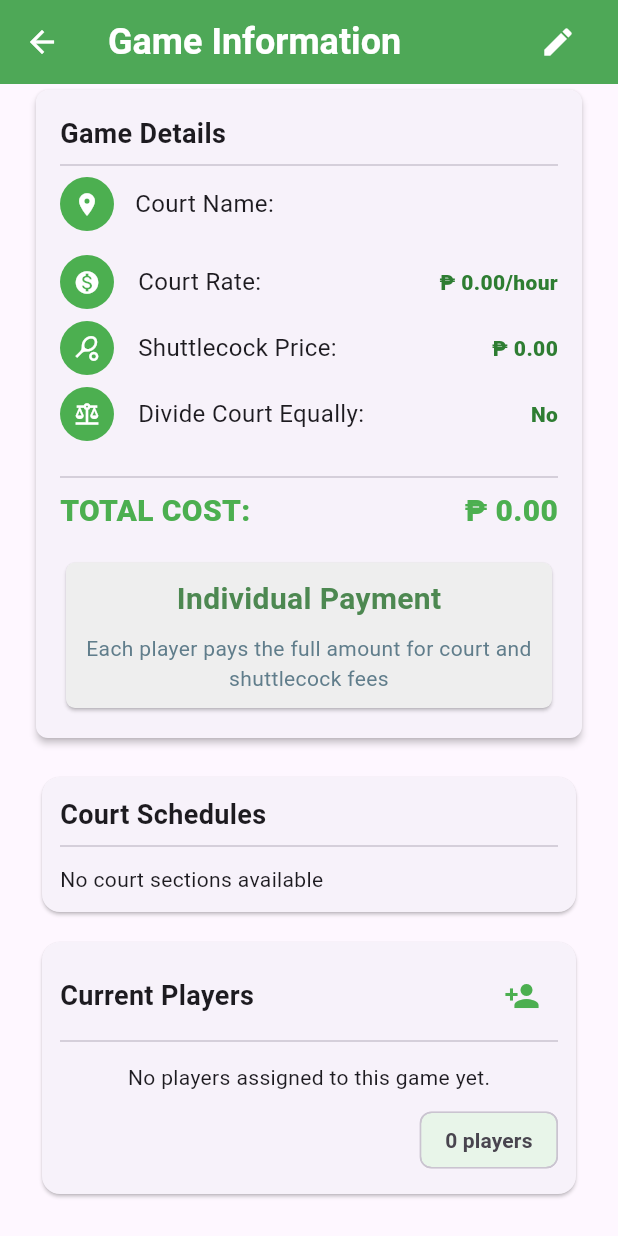
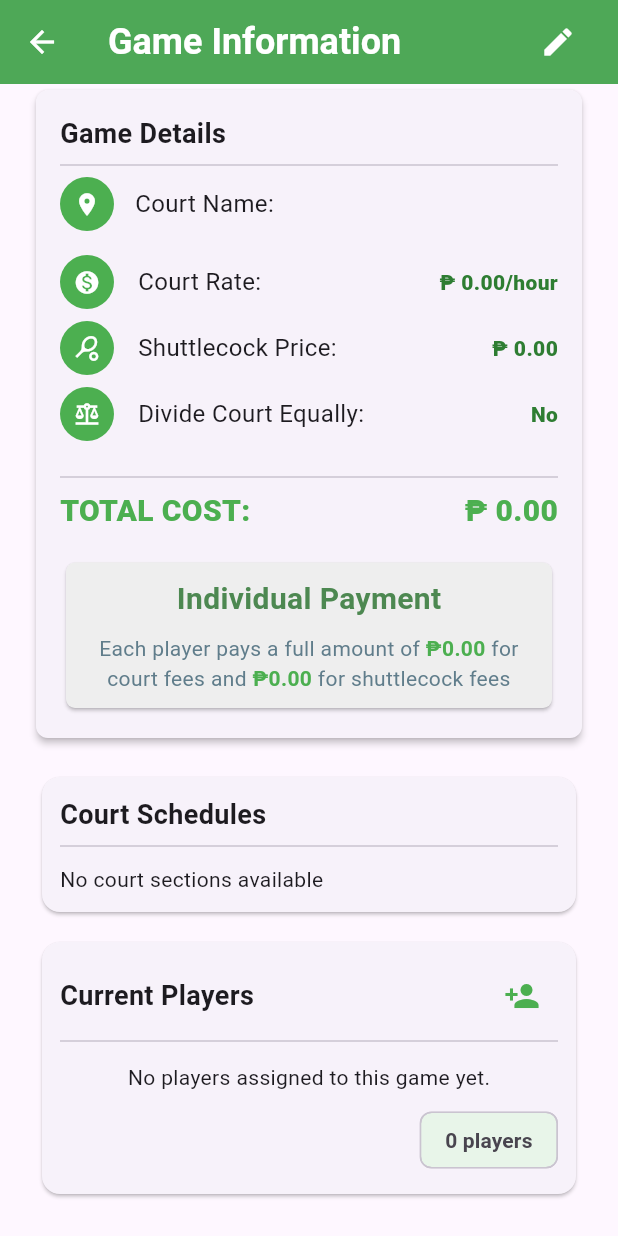
Before and after one commit to SyBorg00/badminton_app, a Flutter app: the GameView screen opened directly with empty values, scrolled down 68 dp, on a phone screen of 412 x 824 dp. Run offline on Flutter 3.47's test engine with Material 3 defaults, Android fonts, the phone set to English and light mode, and no system bars; our stand-ins replace shared_preferences; accounts and stored records are empty.

Commit message:
separated shuttlecock pricing and court rate pricing for more clairity of the display

```diff
--- a/lib/game_view.dart
+++ b/lib/game_view.dart
@@ -64,8 +64,11 @@ class _GameViewState extends State<GameView> {
     }
 
     //price computation variables
-    final totalPrice = widget.games.totalPrice;
-    final perPlayerShare = widget.games.perPlayerShare;
+    final totalPrice =
+        widget.games.perPlayerCourtShare +
+        widget.games.perPlayerShuttleCockShare;
+    final perPlayerCourtShare = widget.games.perPlayerCourtShare;
+    final perPlayerShuttleShare = widget.games.perPlayerShuttleCockShare;
 
     // Check if two time ranges overlap
     bool scheduleOverlaps(CourtSchedule? sched1, CourtSchedule? sched2) {
@@ -420,21 +423,53 @@ class _GameViewState extends State<GameView> {
                                           ),
                                           TextSpan(
                                             text:
-                                                '₱${perPlayerShare.toStringAsFixed(2)}',
+                                                '₱${perPlayerCourtShare.toStringAsFixed(2)}',
                                             style: const TextStyle(
                                               fontWeight: FontWeight.bold,
                                               color: Colors.green,
                                             ),
                                           ),
                                           const TextSpan(
+                                            text: ' for court fees and ',
+                                          ),
+                                          TextSpan(
                                             text:
-                                                ' for court and shuttlecock fees',
+                                                '₱${perPlayerShuttleShare.toStringAsFixed(2)}',
+                                            style: const TextStyle(
+                                              fontWeight: FontWeight.bold,
+                                              color: Colors.green,
+                                            ),
+                                          ),
+                                          const TextSpan(
+                                            text: ' for shuttlecock fees',
                                           ),
                                         ]
                                       : <InlineSpan>[
                                           const TextSpan(
                                             text:
-                                                'Each player pays the full amount for court and shuttlecock fees',
+                                                'Each player pays a full amount of ',
+                                          ),
+                                          TextSpan(
+                                            text:
+                                                '₱${perPlayerCourtShare.toStringAsFixed(2)}',
+                                            style: const TextStyle(
+                                              fontWeight: FontWeight.bold,
+                                              color: Colors.green,
+                                            ),
+                                          ),
+                                          const TextSpan(
+                                            text: ' for court fees and ',
+                                          ),
+                                          TextSpan(
+                                            text:
+                                                '₱${perPlayerShuttleShare.toStringAsFixed(2)}',
+                                            style: const TextStyle(
+                                              fontWeight: FontWeight.bold,
+                                              color: Colors.green,
+                                            ),
+                                          ),
+                                          const TextSpan(
+                                            text: ' for shuttlecock fees',
                                           ),
                                         ],
                                 ),
--- a/lib/model/games.dart
+++ b/lib/model/games.dart
@@ -53,17 +53,22 @@ class Games {
         total += court.courtRate * duration;
       }
     }
-
-    total += court.shuttlecockPrice;
     return total;
   }
 
   //Function: get the total COST if the divide court equally is CHECKED
-  double get perPlayerShare {
+  double get perPlayerCourtShare {
     if (court.isDivided && playerCount > 0) {
       return totalPrice / playerCount;
     }
     return totalPrice;
+  }
+
+  double get perPlayerShuttleCockShare {
+    if (court.isDivided && playerCount > 0) {
+      return court.shuttlecockPrice / playerCount;
+    }
+    return court.shuttlecockPrice;
   }
 }
 
```
